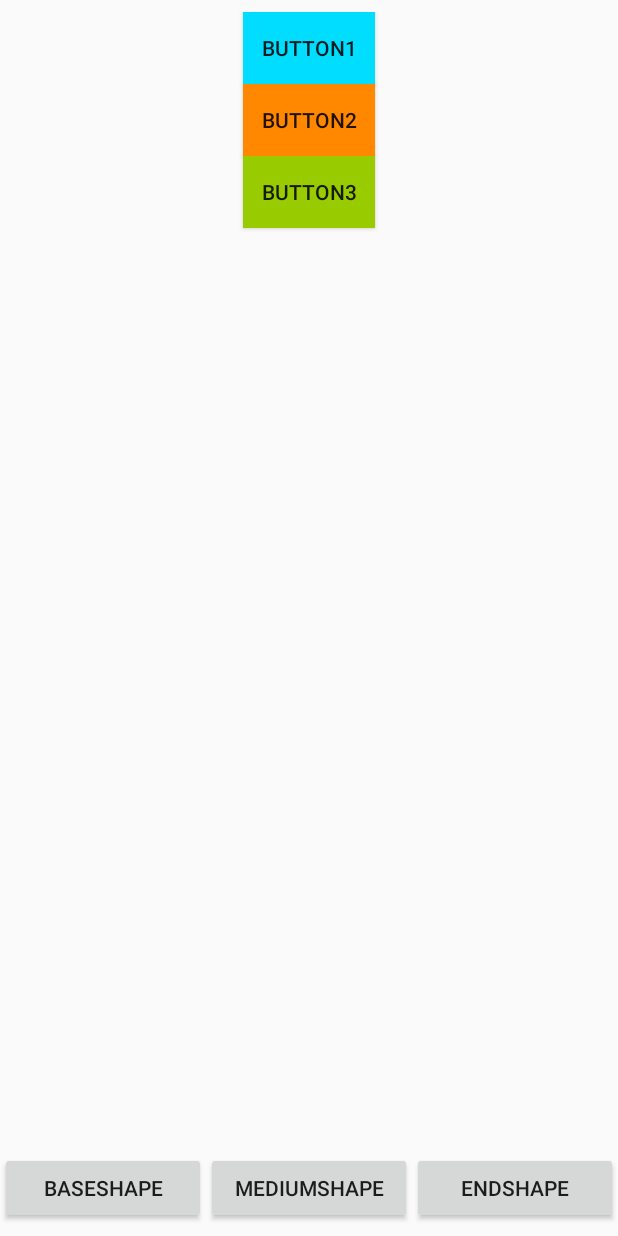
After one commit to aleexander1409/AnimationsAndTransitions, an Android app: the ConstraintsAnimationActivity screen opened directly, with no data from a screen before it, on a phone screen of 412 x 824 dp. The commit adds this screen. Run offline under Robolectric (Android 15) with nearby library versions, the phone set to English and light mode, and no system bars.

Commit message:
se hizo constraint animations falta spring

```diff
--- a/app/build.gradle
+++ b/app/build.gradle
@@ -23,6 +23,7 @@ dependencies {
     implementation 'com.android.support:appcompat-v7:26.1.0'
     implementation 'com.android.support.constraint:constraint-layout:1.0.2'
     implementation 'com.android.support:design:26.1.0'
+    implementation 'com.android.support:support-dynamic-animation:26.1.0'
     testImplementation 'junit:junit:4.12'
     androidTestImplementation 'com.android.support.test:runner:1.0.1'
     androidTestImplementation 'com.android.support.test.espresso:espresso-core:3.0.1'
--- a/app/src/main/AndroidManifest.xml
+++ b/app/src/main/AndroidManifest.xml
@@ -28,7 +28,9 @@
         <activity
             android:name=".CircleRevealActivity"
             android:theme="@style/AppTheme.Transitions" />
-        <activity android:name=".RecyclerAnimationActivity"></activity>
+        <activity android:name=".RecyclerAnimationActivity" />
+        <activity android:name=".ConstraintsAnimationActivity" />
+        <activity android:name=".SpringAnimationActivity"></activity>
     </application>
 
 </manifest>
--- /dev/null
+++ b/app/src/main/java/com/firstproy/alexanderserafin/animationsandtransitionsdemo/ConstraintsAnimationActivity.java
@@ -0,0 +1,62 @@
+package com.firstproy.alexanderserafin.animationsandtransitionsdemo;
+
+import android.os.Build;
+import android.support.constraint.ConstraintLayout;
+import android.support.constraint.ConstraintSet;
+import android.support.v7.app.AppCompatActivity;
+import android.os.Bundle;
+import android.transition.TransitionManager;
+import android.view.View;
+
+public class ConstraintsAnimationActivity extends AppCompatActivity {
+
+    private ConstraintLayout constraintLayout;
+    private ConstraintSet mediumConstraintSet = new ConstraintSet();
+    private ConstraintSet baseConstraintSet = new ConstraintSet();
+    private ConstraintSet endConstraintSet = new ConstraintSet();
+
+    @Override
+    protected void onCreate(Bundle savedInstanceState) {
+        super.onCreate(savedInstanceState);
+        setContentView(R.layout.activity_constraints_animation);
+
+        constraintLayout = findViewById(R.id.cl1);
+        baseConstraintSet.clone(constraintLayout);
+        mediumConstraintSet.clone(this,R.layout.item_constraint_medium);
+        endConstraintSet.clone(this,R.layout.item_constraint_end);
+
+        findViewById(R.id.baseShape).setOnClickListener(onClickListenerBase);
+        findViewById(R.id.mediumShape).setOnClickListener(onClickListenerMedium);
+        findViewById(R.id.EndShape).setOnClickListener(onClickListenerEnd);
+    }
+
+    private View.OnClickListener onClickListenerBase = new View.OnClickListener() {
+        @Override
+        public void onClick(View v) {
+            if (Build.VERSION.SDK_INT >= Build.VERSION_CODES.KITKAT) {
+                TransitionManager.beginDelayedTransition(constraintLayout);
+            }
+            baseConstraintSet.applyTo(constraintLayout);
+        }
+    };
+
+    private View.OnClickListener onClickListenerMedium = new View.OnClickListener() {
+        @Override
+        public void onClick(View v) {
+            if (Build.VERSION.SDK_INT >= Build.VERSION_CODES.KITKAT) {
+                TransitionManager.beginDelayedTransition(constraintLayout);
+            }
+            mediumConstraintSet.applyTo(constraintLayout);
+        }
+    };
+
+    private View.OnClickListener onClickListenerEnd = new View.OnClickListener() {
+        @Override
+        public void onClick(View v) {
+            if (Build.VERSION.SDK_INT >= Build.VERSION_CODES.KITKAT) {
+                TransitionManager.beginDelayedTransition(constraintLayout);
+            }
+            endConstraintSet.applyTo(constraintLayout);
+        }
+    };
+}
--- /dev/null
+++ b/app/src/main/res/layout/activity_constraints_animation.xml
@@ -0,0 +1,91 @@
+<?xml version="1.0" encoding="utf-8"?>
+<android.support.constraint.ConstraintLayout xmlns:android="http://schemas.android.com/apk/res/android"
+    xmlns:app="http://schemas.android.com/apk/res-auto"
+    xmlns:tools="http://schemas.android.com/tools"
+    android:id="@+id/main"
+    android:layout_width="match_parent"
+    android:layout_height="match_parent"
+    tools:context="com.firstproy.alexanderserafin.animationsandtransitionsdemo.ConstraintsAnimationActivity">
+
+    <Button
+        android:id="@+id/baseShape"
+        android:layout_width="0dp"
+        android:layout_height="wrap_content"
+        android:layout_marginBottom="8dp"
+        android:text="baseShape"
+        app:layout_constraintBottom_toBottomOf="parent"
+        app:layout_constraintEnd_toStartOf="@+id/mediumShape"
+        app:layout_constraintHorizontal_bias="0.5"
+        app:layout_constraintStart_toStartOf="parent" />
+
+    <Button
+        android:id="@+id/mediumShape"
+        android:layout_width="0dp"
+        android:layout_height="wrap_content"
+        android:text="mediumShape"
+        app:layout_constraintBottom_toBottomOf="@+id/baseShape"
+        app:layout_constraintEnd_toStartOf="@id/EndShape"
+        app:layout_constraintHorizontal_bias="0.5"
+        app:layout_constraintStart_toEndOf="@+id/baseShape" />
+
+    <Button
+        android:id="@+id/EndShape"
+        android:layout_width="0dp"
+        android:layout_height="wrap_content"
+        android:text="EndShape"
+        app:layout_constraintBottom_toBottomOf="@+id/baseShape"
+        app:layout_constraintEnd_toEndOf="parent"
+        app:layout_constraintHorizontal_bias="0.5"
+        app:layout_constraintStart_toEndOf="@+id/mediumShape" />
+
+
+    <android.support.constraint.ConstraintLayout
+        android:id="@+id/cl1"
+        android:layout_width="0dp"
+        android:layout_height="0dp"
+        android:layout_marginEnd="8dp"
+        android:layout_marginStart="8dp"
+        android:layout_marginTop="8dp"
+        app:layout_constraintBottom_toTopOf="@+id/baseShape"
+        app:layout_constraintEnd_toEndOf="parent"
+        app:layout_constraintStart_toStartOf="parent"
+        app:layout_constraintTop_toTopOf="parent">
+
+        <Button
+            android:id="@+id/button6"
+            android:layout_width="wrap_content"
+            android:layout_height="wrap_content"
+            android:background="@android:color/holo_blue_bright"
+            android:text="BuTTON1"
+            app:layout_constraintBottom_toTopOf="@+id/button7"
+            app:layout_constraintEnd_toEndOf="parent"
+            app:layout_constraintHorizontal_bias="0.5"
+            app:layout_constraintStart_toStartOf="parent"
+            app:layout_constraintTop_toTopOf="parent" />
+
+        <Button
+            android:id="@+id/button7"
+            android:layout_width="wrap_content"
+            android:layout_height="wrap_content"
+            android:background="@android:color/holo_orange_dark"
+            android:text="Button2"
+            app:layout_constraintBottom_toTopOf="@+id/button8"
+            app:layout_constraintEnd_toEndOf="parent"
+            app:layout_constraintHorizontal_bias="0.5"
+            app:layout_constraintStart_toStartOf="parent"
+            app:layout_constraintTop_toBottomOf="@+id/button6" />
+
+        <Button
+            android:id="@+id/button8"
+            android:layout_width="wrap_content"
+            android:layout_height="wrap_content"
+            android:background="@android:color/holo_green_light"
+            android:text="Button3"
+            app:layout_constraintEnd_toEndOf="parent"
+            app:layout_constraintHorizontal_bias="0.5"
+            app:layout_constraintStart_toStartOf="parent"
+            app:layout_constraintTop_toBottomOf="@+id/button7" />
+
+    </android.support.constraint.ConstraintLayout>
+
+</android.support.constraint.ConstraintLayout>
```
Also changed, not shown: app/src/main/java/com/firstproy/alexanderserafin/animationsandtransitionsdemo/SpringAnimationActivity.java (added, +23 -0 lines), app/src/main/java/com/firstproy/alexanderserafin/animationsandtransitionsdemo/TransitionsActivity.java (+22 -0 lines), app/src/main/res/layout/activity_spring_animation.xml (added, +20 -0 lines), app/src/main/res/layout/activity_transitions.xml (+26 -4 lines), app/src/main/res/layout/item_constraint_end.xml (added, +47 -0 lines), app/src/main/res/layout/item_constraint_medium.xml (added, +44 -0 lines).
